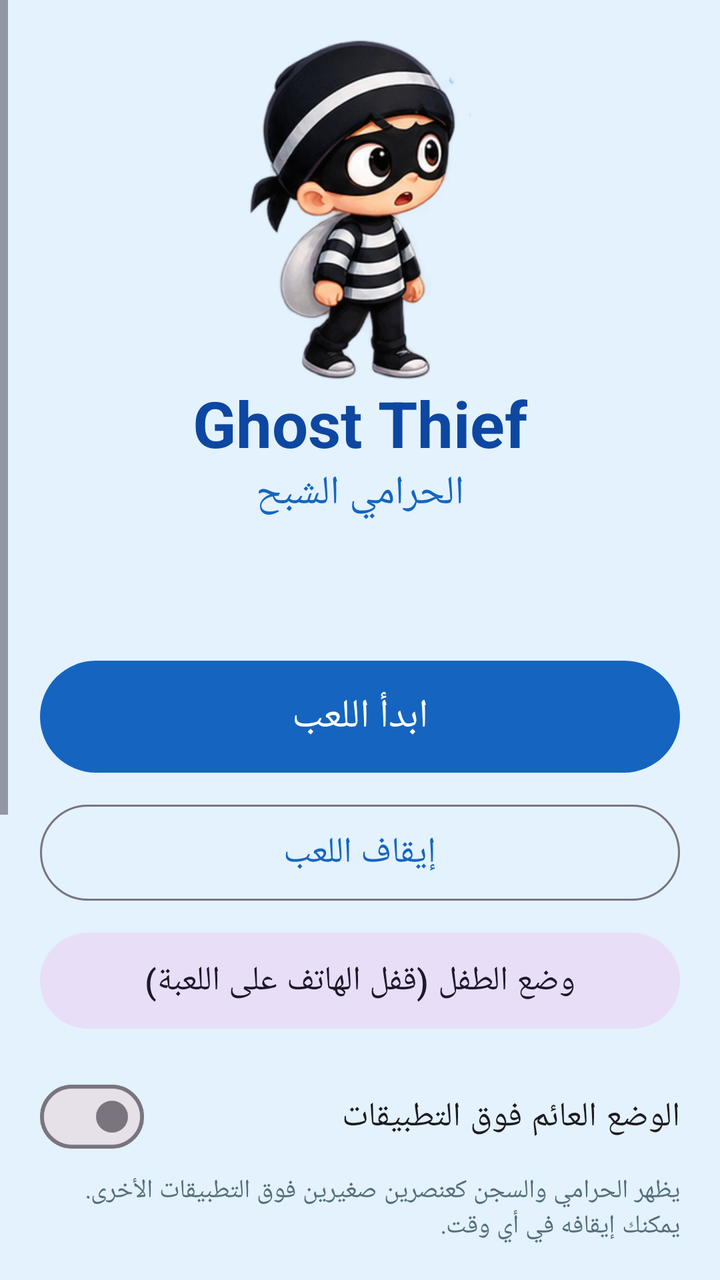
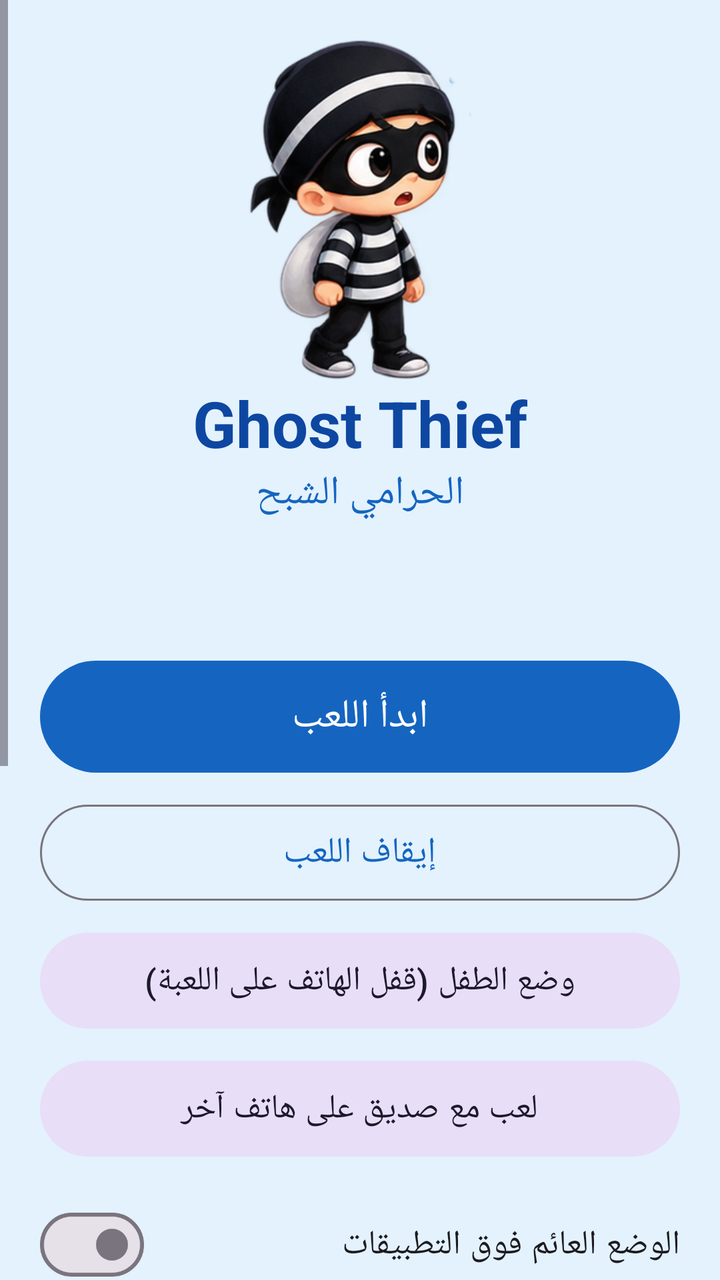

Before-and-after screenshots of an Android layout around one commit, followed by the original layout XML and the change that was made.
<!-- AndroidManifest.xml: application theme Theme.GhostThief -->
<!-- res/layout/activity_main.xml -->
<?xml version="1.0" encoding="utf-8"?>
<ScrollView xmlns:android="http://schemas.android.com/apk/res/android"
    android:layout_width="match_parent" android:layout_height="match_parent"
    android:layoutDirection="rtl" android:fillViewport="true">

    <LinearLayout
        android:layout_width="match_parent" android:layout_height="wrap_content"
        android:orientation="vertical" android:padding="20dp" android:gravity="center_horizontal">

        <ImageView
            android:layout_width="150dp" android:layout_height="170dp"
            android:src="@drawable/thief_stand" android:contentDescription="@string/app_name" />

        <TextView
            android:layout_width="wrap_content" android:layout_height="wrap_content"
            android:text="@string/app_name" android:textSize="32sp" android:textStyle="bold"
            android:textColor="#0D47A1" android:layoutDirection="ltr" />

        <TextView
            android:layout_width="wrap_content" android:layout_height="wrap_content"
            android:text="@string/app_title_ar" android:textSize="20sp" android:textColor="#1565C0" />

        <TextView
            android:id="@+id/tvVersion"
            android:layout_width="wrap_content" android:layout_height="wrap_content"
            android:textSize="12sp" android:textColor="#78909C" android:layoutDirection="ltr" />

        <TextView
            android:id="@+id/tvStats"
            android:layout_width="match_parent" android:layout_height="wrap_content"
            android:layout_marginTop="12dp" android:gravity="center"
            android:textSize="16sp" android:textColor="#263238" />

        <com.google.android.material.button.MaterialButton
            android:id="@+id/btnStart"
            android:layout_width="match_parent" android:layout_height="64dp"
            android:layout_marginTop="16dp" android:text="@string/start_play" android:textSize="20sp" />

        <com.google.android.material.button.MaterialButton
            android:id="@+id/btnStop"
            style="@style/Widget.Material3.Button.OutlinedButton"
            android:layout_width="match_parent" android:layout_height="56dp"
            android:layout_marginTop="8dp" android:text="@string/stop_play" android:textSize="18sp" />

        <com.google.android.material.button.MaterialButton
            android:id="@+id/btnKid"
            style="@style/Widget.Material3.Button.TonalButton"
            android:layout_width="match_parent" android:layout_height="56dp"
            android:layout_marginTop="8dp" android:text="@string/kid_mode" android:textSize="17sp" />

        <com.google.android.material.materialswitch.MaterialSwitch
            android:id="@+id/swFloating"
            android:layout_width="match_parent" android:layout_height="wrap_content"
            android:minHeight="56dp" android:layout_marginTop="12dp"
            android:text="@string/floating_mode" android:textSize="17sp" />

        <TextView
            android:layout_width="match_parent" android:layout_height="wrap_content"
            android:text="@string/floating_desc" android:textSize="13sp" android:textColor="#546E7A" />

        <com.google.android.material.materialswitch.MaterialSwitch
            android:id="@+id/swJail"
            android:layout_width="match_parent" android:layout_height="wrap_content"
            android:minHeight="56dp" android:layout_marginTop="8dp"
            android:text="@string/show_jail" android:textSize="17sp" />

        <com.google.android.material.button.MaterialButton
            android:id="@+id/btnGarage"
            style="@style/Widget.Material3.Button.TonalButton"
            android:layout_width="match_parent" android:layout_height="56dp"
            android:layout_marginTop="12dp" android:text="@string/garage" android:textSize="17sp" />

        <com.google.android.material.button.MaterialButton
            android:id="@+id/btnAchievements"
            style="@style/Widget.Material3.Button.TonalButton"
            android:layout_width="match_parent" android:layout_height="56dp"
            android:layout_marginTop="8dp" android:text="@string/achievements" android:textSize="17sp" />

        <com.google.android.material.button.MaterialButton
            android:id="@+id/btnSettings"
            style="@style/Widget.Material3.Button.TonalButton"
            android:layout_width="match_parent" android:layout_height="56dp"
            android:layout_marginTop="8dp" android:text="@string/settings" android:textSize="17sp" />

        <com.google.android.material.button.MaterialButton
            android:id="@+id/btnPrivacy"
            style="@style/Widget.Material3.Button.TextButton"
            android:layout_width="match_parent" android:layout_height="52dp"
            android:text="@string/privacy_policy" android:textSize="16sp" />

        <com.google.android.material.button.MaterialButton
            android:id="@+id/btnAbout"
            style="@style/Widget.Material3.Button.TextButton"
            android:layout_width="match_parent" android:layout_height="52dp"
            android:text="@string/about" android:textSize="16sp" />
    </LinearLayout>
</ScrollView>
<!-- resources referenced by this layout -->
<resources>
  <!-- drawable thief_stand: png bitmap (drawable-nodpi, 99117 bytes) -->
  <string name="about">حول اللعبة</string>
  <string name="achievements">الإنجازات</string>
  <string name="app_name">Ghost Thief</string>
  <string name="app_title_ar">الحرامي الشبح</string>
  <string name="floating_desc">يظهر الحرامي والسجن كعنصرين صغيرين فوق التطبيقات الأخرى. يمكنك إيقافه في أي وقت.</string>
  <string name="floating_mode">الوضع العائم فوق التطبيقات</string>
  <string name="garage">المرآب (مركبات الشرطة)</string>
  <string name="kid_mode">وضع الطفل (قفل الهاتف على اللعبة)</string>
  <string name="privacy_policy">سياسة الخصوصية</string>
  <string name="settings">الإعدادات</string>
  <string name="show_jail">إظهار السجن</string>
  <string name="start_play">ابدأ اللعب</string>
  <string name="stop_play">إيقاف اللعب</string>
  <style name="Theme.GhostThief" parent="Theme.Material3.Light.NoActionBar">
          <item name="colorPrimary">#1565C0</item>
          <item name="android:statusBarColor">#FF1565C0</item>
          <item name="android:windowBackground">#FFE3F2FD</item>
      </style>
</resources>

<!-- the commit's change to res/layout/activity_main.xml (unified diff, before → after) -->
@@ -48,6 +48,12 @@
             android:layout_width="match_parent" android:layout_height="56dp"
             android:layout_marginTop="8dp" android:text="@string/kid_mode" android:textSize="17sp" />
 
+        <com.google.android.material.button.MaterialButton
+            android:id="@+id/btnNetwork"
+            style="@style/Widget.Material3.Button.TonalButton"
+            android:layout_width="match_parent" android:layout_height="56dp"
+            android:layout_marginTop="8dp" android:text="@string/net_main_btn" android:textSize="17sp" />
+
         <com.google.android.material.materialswitch.MaterialSwitch
             android:id="@+id/swFloating"
             android:layout_width="match_parent" android:layout_height="wrap_content"
<!-- resource entries referenced after the edit -->
@@ -9,6 +9,7 @@
   <string name="floating_mode">الوضع العائم فوق التطبيقات</string>
   <string name="garage">المرآب (مركبات الشرطة)</string>
   <string name="kid_mode">وضع الطفل (قفل الهاتف على اللعبة)</string>
+  <string name="net_main_btn">لعب مع صديق على هاتف آخر</string>
   <string name="privacy_policy">سياسة الخصوصية</string>
   <string name="settings">الإعدادات</string>
   <string name="show_jail">إظهار السجن</string>
